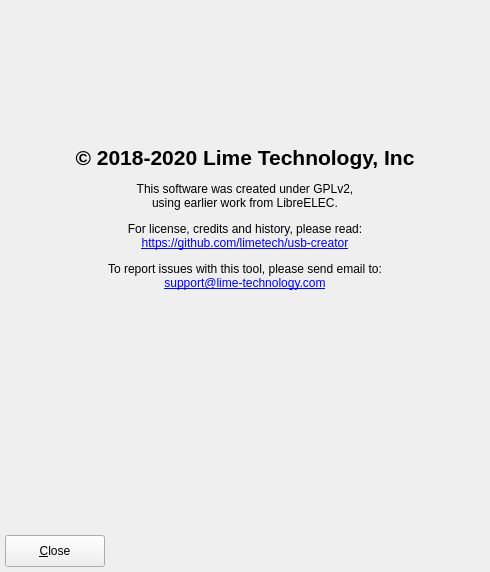
Before: the Qt Designer form creator.ui in unraid/usb-creator, drawn with Qt 5.
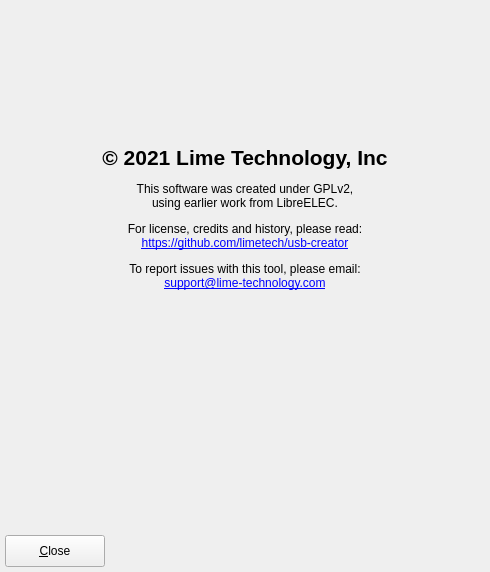
After: the same form once the commit is applied. The open tabs and pages were chosen to show the change. Icons and pictures are not drawn. Custom widgets are drawn as their Qt base class.

```diff
--- a/creator.ui
+++ b/creator.ui
@@ -942,7 +942,7 @@
       <item>
        <widget class="QLabel" name="labelAbout">
         <property name="text">
-         <string>&lt;html&gt;&lt;head/&gt;&lt;body&gt;&lt;p align=&quot;center&quot;&gt;&lt;span style=&quot; font-size:16pt; font-weight:600;&quot;&gt;© 2018-2020 Lime Technology, Inc&lt;/span&gt;&lt;/p&gt;&lt;p align=&quot;center&quot;&gt;This software was created under GPLv2, &lt;br/&gt;using earlier work from LibreELEC.&lt;/p&gt;&lt;p align=&quot;center&quot;&gt;For license, credits and history, please read:&lt;br/&gt;&lt;a href=&quot;https://github.com/limetech/usb-creator&quot;&gt;&lt;span style=&quot; text-decoration: underline; color:#0000ff;&quot;&gt;https://github.com/limetech/usb-creator&lt;/span&gt;&lt;/a&gt;&lt;/p&gt;&lt;p align=&quot;center&quot;&gt;To report issues with this tool, please send email to: &lt;br/&gt;&lt;a href=&quot;mailto:support@lime-technology.com&quot;&gt;&lt;span style=&quot; text-decoration: underline; color:#0000ff;&quot;&gt;support@lime-technology.com&lt;/span&gt;&lt;/a&gt;&lt;/p&gt;&lt;/body&gt;&lt;/html&gt;</string>
+         <string>&lt;html&gt;&lt;head/&gt;&lt;body&gt;&lt;p align=&quot;center&quot;&gt;&lt;span style=&quot; font-size:16pt; font-weight:600;&quot;&gt;© 2021 Lime Technology, Inc&lt;/span&gt;&lt;/p&gt;&lt;p align=&quot;center&quot;&gt;This software was created under GPLv2, &lt;br/&gt;using earlier work from LibreELEC.&lt;/p&gt;&lt;p align=&quot;center&quot;&gt;For license, credits and history, please read:&lt;br/&gt;&lt;a href=&quot;https://github.com/limetech/usb-creator&quot;&gt;&lt;span style=&quot; text-decoration: underline; color:#0000ff;&quot;&gt;https://github.com/limetech/usb-creator&lt;/span&gt;&lt;/a&gt;&lt;/p&gt;&lt;p align=&quot;center&quot;&gt;To report issues with this tool, please email: &lt;br/&gt;&lt;a href=&quot;mailto:general@support.unraid.net&quot;&gt;&lt;span style=&quot; text-decoration: underline; color:#0000ff;&quot;&gt;support@lime-technology.com&lt;/span&gt;&lt;/a&gt;&lt;/p&gt;&lt;/body&gt;&lt;/html&gt;</string>
         </property>
         <property name="textFormat">
          <enum>Qt::RichText</enum>
```
